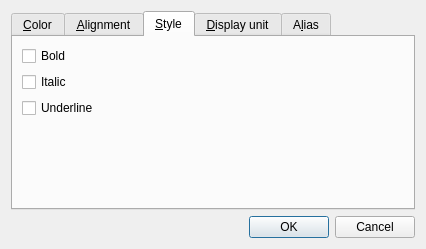
This is src/Mod/Spreadsheet/Gui/PropertiesDialog.ui in AstoCAD/FreeCAD as Qt 5 draws it before an edit. The edited form follows.
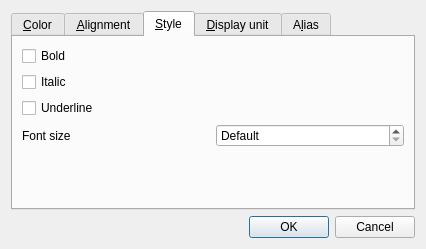
This is the edited form. The open tabs and pages were chosen to show the change. Custom widgets are drawn as their Qt base class.

Commit message: Spreadsheet: font size of cells

Diff of the .ui file:
```diff
--- a/src/Mod/Spreadsheet/Gui/PropertiesDialog.ui
+++ b/src/Mod/Spreadsheet/Gui/PropertiesDialog.ui
@@ -214,6 +214,39 @@
         </layout>
        </item>
        <item row="1" column="0">
+        <layout class="QHBoxLayout" name="horizontalLayoutFontSize">
+         <item>
+          <widget class="QLabel" name="labelFontSize">
+           <property name="text">
+            <string>Font size</string>
+           </property>
+          </widget>
+         </item>
+         <item>
+          <widget class="QSpinBox" name="fontSize">
+           <property name="toolTip">
+            <string>Size of the text in points; Default uses the size of the sheet view. The row height does not change.</string>
+           </property>
+           <property name="specialValueText">
+            <string>Default</string>
+           </property>
+           <property name="suffix">
+            <string> pt</string>
+           </property>
+           <property name="minimum">
+            <number>0</number>
+           </property>
+           <property name="maximum">
+            <number>409</number>
+           </property>
+           <property name="value">
+            <number>0</number>
+           </property>
+          </widget>
+         </item>
+        </layout>
+       </item>
+       <item row="2" column="0">
         <spacer name="verticalSpacer_4">
          <property name="orientation">
           <enum>Qt::Vertical</enum>
```
The commit also changes 14 other files.
